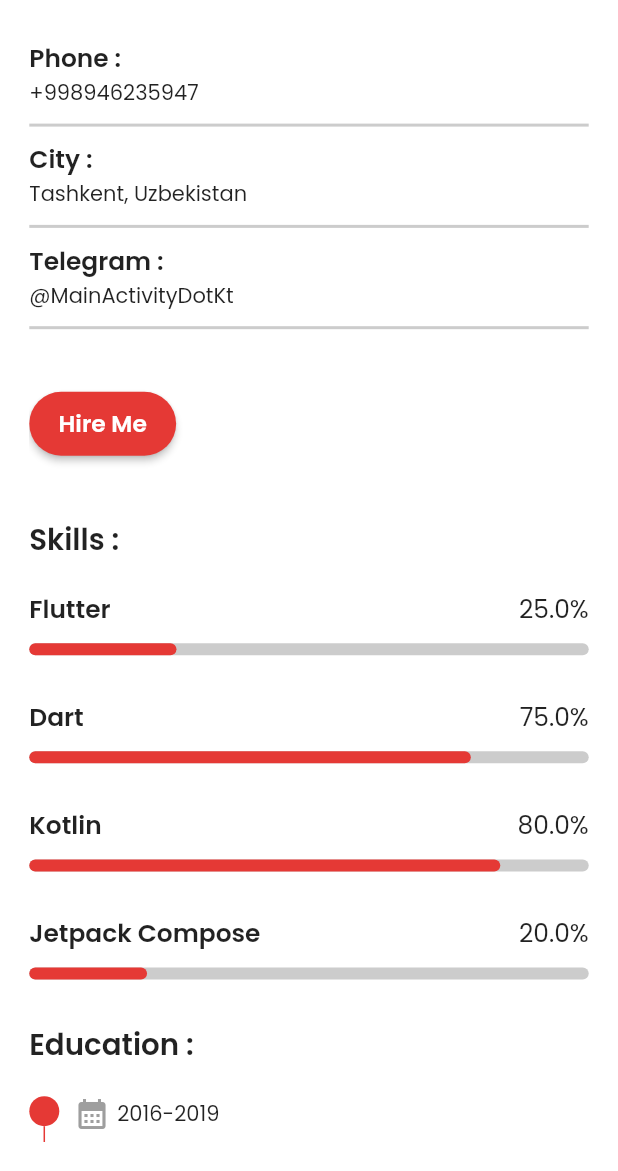
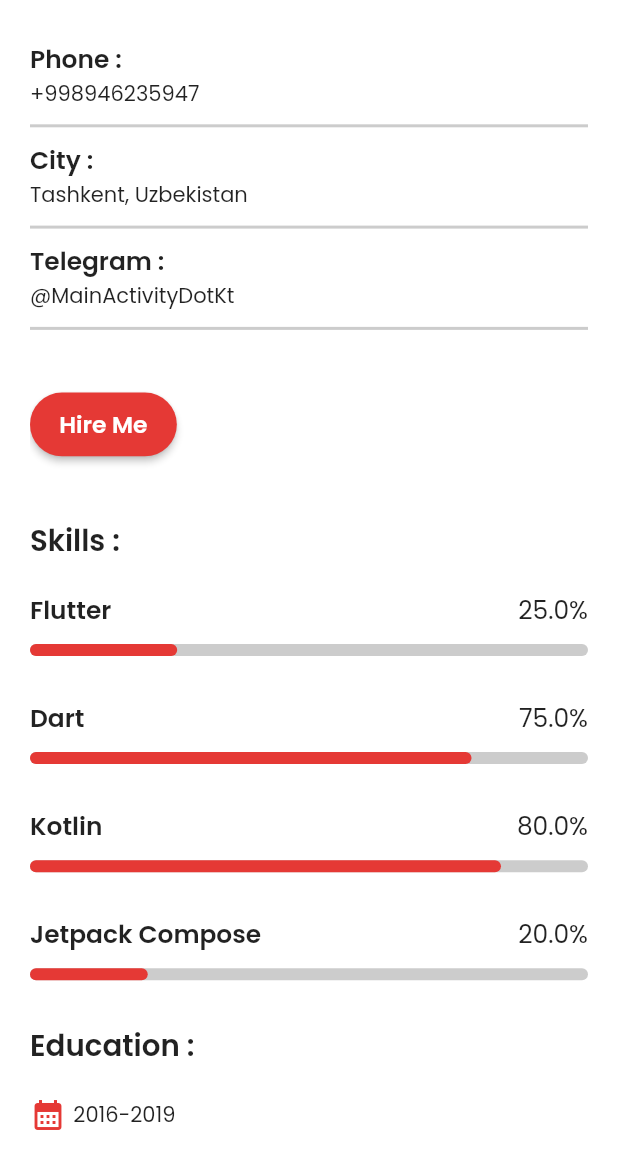
Before and after one commit to IlyasMukatdisov/portfolio_flutter, a Flutter app: the AboutPage screen opened directly, scrolled down 576 dp, on a phone screen of 412 x 824 dp, the part 65-1236 px from its top. Run offline on Flutter 3.47's test engine with Material 2 defaults, Android fonts, the light colour scheme and no system bars; our stand-ins replace google_fonts, shared_preferences; accounts and stored records are empty.

Commit message:
beta stable version

```diff
--- a/lib/pages/about/about_page.dart
+++ b/lib/pages/about/about_page.dart
@@ -1,7 +1,7 @@
 import 'package:flutter/material.dart';
 import 'package:flutter/services.dart';
+import 'package:portfolio_flutter/pages/contact/contact_page.dart';
 import 'package:portfolio_flutter/provider/theme_provider.dart';
-import 'package:portfolio_flutter/utils/app_colors.dart';
 import 'package:portfolio_flutter/utils/constants.dart';
 import 'package:portfolio_flutter/utils/dimensions.dart';
 import 'package:portfolio_flutter/widgets/about_page_item.dart';
@@ -28,10 +28,10 @@ class AboutPage extends StatelessWidget {
               isDarkMode == true ? Brightness.light : Brightness.dark),
     );
 
-    Dimensions.context = context;
+    Dimensions dimensions = Dimensions(context: context);
     return SafeArea(
       child: Consumer<ThemeProvider>(
-        builder: (context, provider, child) {
+        builder: (contextP, provider, child) {
           Color accent = provider.accent;
 
           return Scaffold(
@@ -43,7 +43,7 @@ class AboutPage extends StatelessWidget {
             ),
             drawer: const CustomDrawer(),
             body: Container(
-              margin: EdgeInsets.all(Dimensions.height20),
+              margin: EdgeInsets.all(20),
               child: SingleChildScrollView(
                 child: Column(
                   crossAxisAlignment: CrossAxisAlignment.start,
@@ -52,20 +52,23 @@ class AboutPage extends StatelessWidget {
                       text: TextSpan(
                           text: "${Constants.im}${Constants.name} and ",
                           style: TextStyle(
-                              fontSize: Dimensions.height25,
+                              fontSize: dimensions.height25,
                               fontWeight: FontWeight.w600,
-                              color: Theme.of(context).textTheme.titleLarge?.color),
+                              color: Theme.of(context)
+                                  .textTheme
+                                  .titleLarge
+                                  ?.color),
                           children: [
                             TextSpan(
                                 text: Constants.job,
                                 style: TextStyle(
-                                    fontSize: Dimensions.height25,
+                                    fontSize: dimensions.height25,
                                     fontWeight: FontWeight.w600,
                                     color: accent))
                           ]),
                     ),
                     SizedBox(
-                      height: Dimensions.height20,
+                      height: dimensions.height20,
                     ),
                     Text(
                       Constants.aboutMeDescription,
@@ -75,9 +78,10 @@ class AboutPage extends StatelessWidget {
                       ),
                     ),
                     SizedBox(
-                      height: Dimensions.height20,
+                      height: dimensions.height20,
                     ),
-                    const AboutPageItem(header: "Birthday :", value: "18 Jan 2001"),
+                    const AboutPageItem(
+                        header: "Birthday :", value: "18 Jan 2001"),
                     const AboutPageItem(header: "Age :", value: "21"),
                     const AboutPageItem(
                         header: "Website :",
@@ -86,26 +90,34 @@ class AboutPage extends StatelessWidget {
                         header: "Email :", value: "mukatdisovilyas@gmail.com"),
                     const AboutPageItem(
                         header: "Degree :", value: "Bachelor's 3 stage"),
-                    const AboutPageItem(header: "Phone :", value: "+998946235947"),
+                    const AboutPageItem(
+                        header: "Phone :", value: "+998946235947"),
                     const AboutPageItem(
                         header: "City :", value: "Tashkent, Uzbekistan"),
                     const AboutPageItem(
                         header: "Telegram :", value: "@MainActivityDotKt"),
                     SizedBox(
-                      height: Dimensions.height20 * 2,
+                      height: dimensions.height20! * 2,
                     ),
-                    CustomElevatedButton(onPressed: () {}, text: "Hire Me"),
+                    CustomElevatedButton(
+                        onPressed: () {
+                          Navigator.push(
+                              context,
+                              MaterialPageRoute(
+                                  builder: (context) => const ContactPage()));
+                        },
+                        text: "Hire Me"),
                     SizedBox(
-                      height: Dimensions.height20 * 2,
+                      height: dimensions.height20! * 2,
                     ),
                     Text(
                       "Skills :",
                       style: TextStyle(
-                          fontSize: Dimensions.height20,
+                          fontSize: dimensions.height20,
                           fontWeight: FontWeight.w600),
                     ),
                     SizedBox(
-                      height: Dimensions.height20,
+                      height: dimensions.height20,
                     ),
                     const SkillItem(skillName: "Flutter", skillPercent: 0.25),
                     const SkillItem(skillName: "Dart", skillPercent: 0.75),
@@ -115,26 +127,26 @@ class AboutPage extends StatelessWidget {
                     Text(
                       "Education :",
                       style: TextStyle(
-                          fontSize: Dimensions.height20,
+                          fontSize: dimensions.height20,
                           color: Theme.of(context).textTheme.titleLarge?.color,
                           fontWeight: FontWeight.w600),
                     ),
                     SizedBox(
-                      height: Dimensions.height20,
+                      height: dimensions.height20,
                     ),
                     const EducationCard(),
                     SizedBox(
-                      height: Dimensions.height20,
+                      height: dimensions.height20,
                     ),
                     Text(
                       "Experience :",
                       style: TextStyle(
-                          fontSize: Dimensions.height20,
+                          fontSize: dimensions.height20,
                           color: Theme.of(context).textTheme.titleLarge?.color,
                           fontWeight: FontWeight.w600),
                     ),
                     SizedBox(
-                      height: Dimensions.height20,
+                      height: dimensions.height20,
                     ),
                     const ExperienceCard(),
                   ],
--- a/lib/utils/dimensions.dart
+++ b/lib/utils/dimensions.dart
@@ -1,17 +1,34 @@
 import 'package:flutter/material.dart';
 
 class Dimensions {
-  static BuildContext? context;
+  BuildContext? context;
+  double? width;
+  double? height;
+  double? height10;
+  double? height20;
 
-  static double width = MediaQuery.of(context!).size.width;
-  static double height = MediaQuery.of(context!).size.height;
+  double? height25;
 
-  static double height10 = height / (844 / 10);
-  static double height20 = height / (844 / 20);
-  static double height25 = height / (844 / 25);
-  static double height30 = height / (844 / 30);
-  static double height200 = height / (844 / 200);
-  static double width10 = width / (844 / 10);
-  static double width20 = width / (844 / 20);
-  static double width100 = width / (844 / 100);
+  double? height30;
+
+  double? height200;
+
+  double? width10;
+
+  double? width20;
+
+  double? width100;
+
+  Dimensions({required this.context}) {
+    width = MediaQuery.of(context!).size.width;
+    height = MediaQuery.of(context!).size.height;
+    height10 = height! / (844 / 10);
+    height20 = height! / (844 / 20);
+    height25 = height! / (844 / 25);
+    height30 = height! / (844 / 30);
+    height200 = height! / (844 / 200);
+    width10 = width! / (844 / 10);
+    width20 = width! / (844 / 20);
+    width100 = width! / (844 / 100);
+  }
 }
--- a/lib/widgets/about_page_item.dart
+++ b/lib/widgets/about_page_item.dart
@@ -16,9 +16,11 @@ class AboutPageItem extends StatelessWidget {
     var brightness = MediaQuery.of(context).platformBrightness;
     bool isDarkMode = brightness == Brightness.dark;
 
+    Dimensions dimensions = Dimensions(context: context);
+
     return Container(
       width: double.maxFinite,
-      padding: EdgeInsets.symmetric(vertical: Dimensions.height10),
+      padding: EdgeInsets.symmetric(vertical: dimensions.height10!),
       decoration: BoxDecoration(
           border: Border(
               bottom: BorderSide(
@@ -31,7 +33,7 @@ class AboutPageItem extends StatelessWidget {
         children: [
           Text(header,
               style: TextStyle(
-                  fontSize: Dimensions.height10 * 1.7,
+                  fontSize: dimensions.height10! * 1.7,
                   fontWeight: FontWeight.w600,
                   color: Theme.of(context).textTheme.headline5?.color)),
           Text(value,
--- a/lib/widgets/custom_drawer.dart
+++ b/lib/widgets/custom_drawer.dart
@@ -6,8 +6,6 @@ import 'package:portfolio_flutter/pages/portfolio/portfolio_page.dart';
 import 'package:portfolio_flutter/pages/services/services_page.dart';
 import 'package:portfolio_flutter/pages/settings/settings_page.dart';
 import 'package:portfolio_flutter/provider/theme_provider.dart';
-import 'package:portfolio_flutter/utils/app_colors.dart';
-import 'package:portfolio_flutter/utils/dimensions.dart';
 import 'package:portfolio_flutter/widgets/drawer_row.dart';
 import 'package:provider/provider.dart';
 
@@ -18,9 +16,8 @@ class CustomDrawer extends StatelessWidget {
 
   @override
   Widget build(BuildContext context) {
-    Dimensions.context = context;
     return Consumer<ThemeProvider>(
-      builder: (context, provider, child) {
+      builder: (contextP, provider, child) {
         Color accent = provider.accent;
         return Drawer(
           backgroundColor: Theme.of(context).scaffoldBackgroundColor,
--- a/lib/widgets/custom_elevated_button.dart
+++ b/lib/widgets/custom_elevated_button.dart
@@ -17,23 +17,23 @@ class CustomElevatedButton extends StatelessWidget {
   @override
   Widget build(BuildContext context) {
 
-    Dimensions.context = context;
+    Dimensions dimensions = Dimensions(context: context);
     return Consumer<ThemeProvider>(
-      builder: (context, provider, child) {
+      builder: (contextP, provider, child) {
         Color accent = provider.accent;
         return ElevatedButton(
             onPressed: onPressed,
             style: ElevatedButton.styleFrom(
                 primary: accent,
                 padding: EdgeInsets.symmetric(
-                    horizontal: Dimensions.width20 * 2,
-                    vertical: Dimensions.width20),
+                    horizontal: dimensions.width20! * 2,
+                    vertical: dimensions.width20!),
                 shape: RoundedRectangleBorder(
                     borderRadius:
-                        BorderRadius.circular(Dimensions.height20 * 2))),
+                        BorderRadius.circular(dimensions.height20! * 2))),
             child: Text(text,
                 style: TextStyle(
-                    fontSize: Dimensions.height10 * 1.6,
+                    fontSize: dimensions.height10! * 1.6,
                     fontWeight: FontWeight.w600,
                     color: Colors.white)));
       },
--- a/lib/widgets/education_card.dart
+++ b/lib/widgets/education_card.dart
@@ -1,6 +1,5 @@
 import 'package:flutter/material.dart';
 import 'package:portfolio_flutter/provider/theme_provider.dart';
-import 'package:portfolio_flutter/utils/app_colors.dart';
 import 'package:portfolio_flutter/utils/dimensions.dart';
 import 'package:provider/provider.dart';
 
@@ -9,13 +8,13 @@ class EducationCard extends StatelessWidget {
 
   @override
   Widget build(BuildContext context) {
-    Dimensions.context = context;
+    Dimensions dimensions = Dimensions(context: context);
     return Container(
-      width: Dimensions.width - 2 * Dimensions.height20,
-      /*padding: EdgeInsets.all(Dimensions.height20),*/
+      width: dimensions.width! - 2 * dimensions.height20!,
+      /*padding: EdgeInsets.all(dimensions.height20),*/
       decoration: BoxDecoration(
         color: Theme.of(context).scaffoldBackgroundColor,
-        borderRadius: BorderRadius.circular(Dimensions.height20),
+        borderRadius: BorderRadius.circular(dimensions.height20!),
         /*boxShadow: [
             BoxShadow(
                 color: const Color(0xFFe8e8e8),
@@ -70,73 +69,54 @@ class EducationCardItem extends StatelessWidget {
 
   @override
   Widget build(BuildContext context) {
+    Dimensions dimensions = Dimensions(context: context);
+
     return Consumer<ThemeProvider>(
-      builder: (context, provider, child) {
+      builder: (contextP, provider, child) {
         Color accent = provider.accent;
 
         return Row(
+          crossAxisAlignment: CrossAxisAlignment.start,
           children: [
-            Column(
-              children: [
-                Container(
-                  height: 20,
-                  width: 20,
-                  decoration: BoxDecoration(
-                      color: accent,
-                      borderRadius: BorderRadius.circular(10)),
-                ),
-                Container(
-                  width: 1,
-                  height: 100,
-                  decoration: BoxDecoration(
-                    color: accent,
-                  ),
-                )
-              ],
-            ),
-            SizedBox(
-              width: Dimensions.width20,
-            ),
             Expanded(
-              child: SizedBox(
-                height: 120,
               child: Column(
                 crossAxisAlignment: CrossAxisAlignment.start,
                 mainAxisAlignment: MainAxisAlignment.spaceBetween,
                 children: [
                   Row(
                     children: [
-                        const Icon(
+                      Icon(
                         Icons.calendar_month,
-                          color: Colors.grey,
+                        color: accent,
                       ),
                       SizedBox(
-                          width: Dimensions.width10,
+                        width: dimensions.width10,
                       ),
                       Text(date,
                           style: TextStyle(
                               fontWeight: FontWeight.normal,
-                                color: Theme.of(context)
-                                    .textTheme
-                                    .bodyText1
-                                    ?.color))
+                              color:
+                                  Theme.of(context).textTheme.bodyText1?.color))
                     ],
+                  ),
+                  SizedBox(
+                    height: dimensions.height10,
                   ),
                   Text(direction,
                       style: TextStyle(
                           fontWeight: FontWeight.normal,
-                            color:
-                                Theme.of(context).textTheme.bodyText1?.color)),
+                          color: Theme.of(context).textTheme.bodyText1?.color)),
+                  SizedBox(
+                    height: dimensions.height10,
+                  ),
                   Text(educationalInstitution,
                       style: TextStyle(
                           fontWeight: FontWeight.normal,
-                            color:
-                                Theme.of(context).textTheme.bodyText1?.color)),
+                          color: Theme.of(context).textTheme.bodyText1?.color)),
                   SizedBox(
-                      height: Dimensions.height10,
+                    height: dimensions.height10,
                   )
                 ],
-                ),
               ),
             )
           ],
--- a/lib/widgets/skill_item.dart
+++ b/lib/widgets/skill_item.dart
@@ -20,14 +20,14 @@ class SkillItem extends StatelessWidget {
     var brightness = MediaQuery.of(context).platformBrightness;
     bool isDarkMode = brightness == Brightness.dark;
 
-    Dimensions.context = context;
-    double width = Dimensions.width - 2 * Dimensions.width20;
+    Dimensions dimensions = Dimensions(context: context);
+    double width = dimensions.width! - 2 * dimensions.width20!;
     return Consumer<ThemeProvider>(
-      builder: (context, provider, child) {
+      builder: (contextP, provider, child) {
         Color accent = provider.accent;
 
         return Container(
-          margin: EdgeInsets.only(bottom: Dimensions.height30),
+          margin: EdgeInsets.only(bottom: dimensions.height30!),
           width: width,
           child: Column(
             crossAxisAlignment: CrossAxisAlignment.start,
@@ -37,18 +37,18 @@ class SkillItem extends StatelessWidget {
                 children: [
                   Text(skillName,
                       style: TextStyle(
-                          fontSize: Dimensions.height10 * 1.7,
+                          fontSize: dimensions.height10! * 1.7,
                           fontWeight: FontWeight.w600,
                           color: Theme.of(context).textTheme.titleLarge?.color)),
                   Text("${skillPercent * 100}%",
                       style: TextStyle(
-                          fontSize: Dimensions.height10 * 1.7,
+                          fontSize: dimensions.height10! * 1.7,
                           fontWeight: FontWeight.normal,
                           color: Theme.of(context).textTheme.bodyText1?.color)),
                 ],
               ),
               SizedBox(
-                height: Dimensions.height10,
+                height: dimensions.height10,
               ),
               Container(
                 width: width,
```
Also changed, not shown: lib/main.dart (+1 -7 lines), lib/pages/contact/contact_page.dart (+23 -21 lines), lib/pages/home/home_page.dart (+26 -27 lines), lib/pages/portfolio/portfolio_page.dart (+9 -9 lines), lib/pages/services/services_page.dart (+5 -6 lines), lib/pages/settings/settings_page.dart (+9 -9 lines), lib/widgets/contact_item.dart (+6 -4 lines), lib/widgets/drawer_row.dart (+5 -5 lines), lib/widgets/experience_card.dart (+20 -42 lines), lib/widgets/service_card.dart (+5 -4 lines), pubspec.yaml (+8 -0 lines), pubspec.lock, 25 other files. Lines whose indentation alone changed are shown as unchanged.
